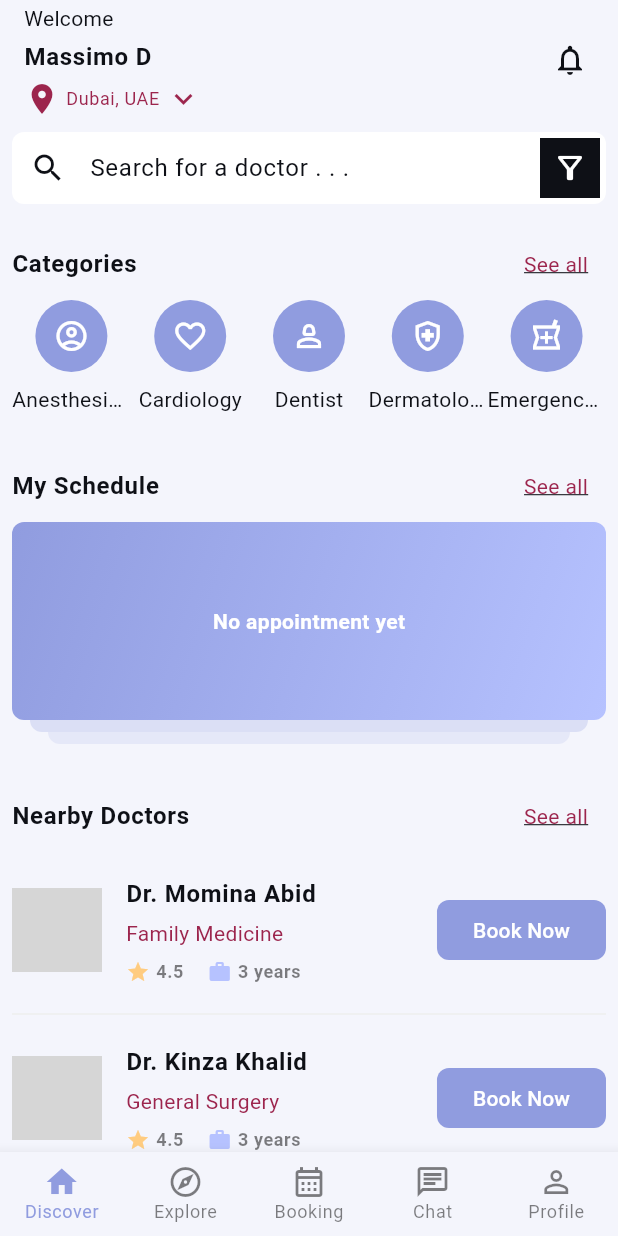
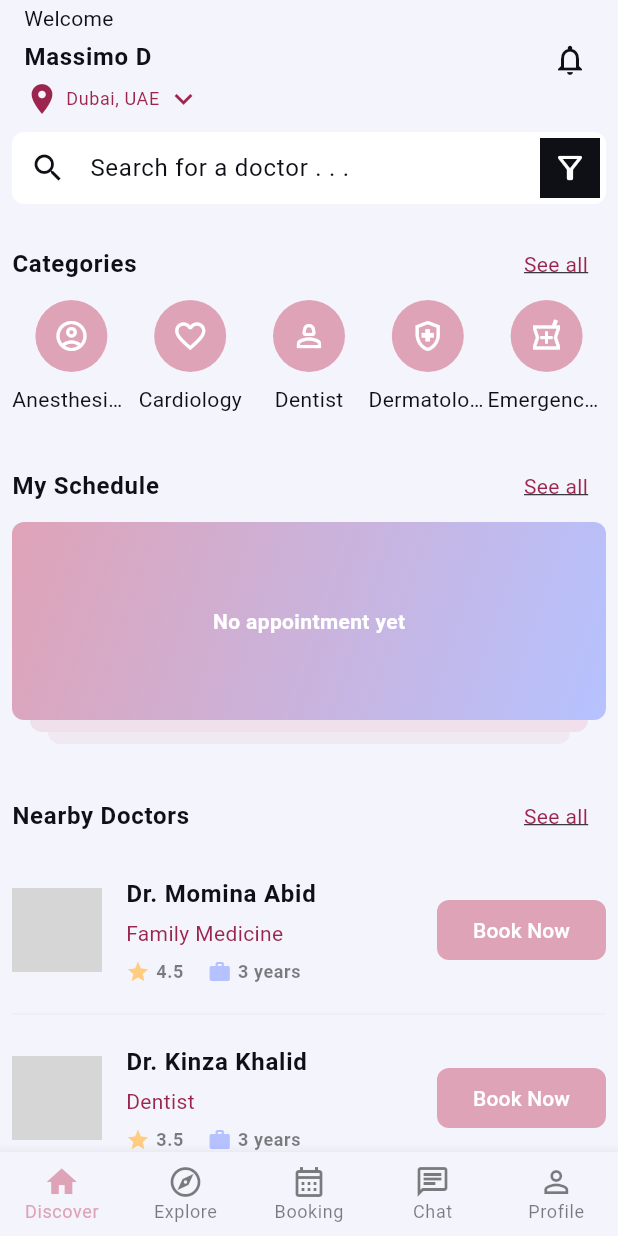
Before and after one commit to hafsaabidsaeed/Doctor-Booking-App, a Flutter app: the screen it shows after launch, on a phone screen of 412 x 824 dp. Run offline on Flutter 3.47's test engine with Material 3 defaults, Android fonts, the phone set to English and light mode, and no system bars; our stand-ins replace equatable, flutter_bloc, google_fonts, google_maps_flutter; network calls fail; statements that could not run were skipped; grey boxes are pictures that could not be loaded.

Commit message:
doctor screen UI

```diff
--- a/lib/main.dart
+++ b/lib/main.dart
@@ -1,4 +1,5 @@
 import 'package:doctor_app/state/home/_bloc.dart';
+import 'package:flutter/foundation.dart';
 import 'package:flutter/material.dart';
 import 'package:flutter_bloc/flutter_bloc.dart';
 
@@ -21,6 +22,7 @@ class AppScreen extends StatelessWidget {
 
   @override
   Widget build(BuildContext context) {
+
     return MultiRepositoryProvider(
       providers: [
         RepositoryProvider.value(value: doctorRepository),
@@ -34,6 +36,7 @@ class AppScreen extends StatelessWidget {
           ),
         ],
         child: MaterialApp(
+          debugShowCheckedModeBanner: false,
           title: 'Doctor Booking Application',
           theme: const AppTheme().themeData,
           home: const HomeScreen(),
--- a/lib/shared/theme/app_theme.dart
+++ b/lib/shared/theme/app_theme.dart
@@ -20,7 +20,7 @@ class AppTheme {
   static ColorScheme get _colorScheme {
     return const ColorScheme(
       brightness: Brightness.light,
-      primary: Color(0xff909cdf),
+      primary: Color(0xffdfa3b7),
       onPrimary: Color(0xffFFFFFF),
       primaryContainer: Color(0xfff2f3fb),
       onPrimaryContainer: Color(0xff000000),
--- a/lib/shared/widgets/titles/section_title.dart
+++ b/lib/shared/widgets/titles/section_title.dart
@@ -1,3 +1,4 @@
+
 import 'package:flutter/cupertino.dart';
 import 'package:flutter/material.dart';
 
--- a/packages/models/lib/src/doctor.dart
+++ b/packages/models/lib/src/doctor.dart
@@ -69,7 +69,63 @@ class Doctor extends Equatable {
       bio: 'Dr. Kinza Khalid is a dentist in Karachi, Pakistan and is affiliated with multiple dental clinics in the area. She received her dental degree from University of Dental Sciences and has been in practice for over 10 years. ',
       profileImageUrl:
       'https://images.unsplash.com/photo-1557683316-973673baf926',
-      category: DoctorCategory.generalSurgery,
+      category: DoctorCategory.dentist,
+      address: DoctorAddress.sampleAddresses[0],
+      packages: DoctorPackage.samplePackages,
+      workingHours: DoctorWorkingHours.sampleDoctorWorkingHours,
+      rating: 3.5,
+      reviewCount: 100,
+      patientCount: 1000,
+    ),
+    Doctor(
+      id: '3',
+      name: 'Dr. Abdul Rehman Nadeeem',
+      bio: 'Dr. Abdul Rehman Nadeem is a dermatologist in Karachi, Pakistan, affiliated with several local clinics. He earned his medical degree from the University of Medical Sciences and has over 10 years of experience in dermatology.',
+      profileImageUrl:
+      'https://images.unsplash.com/photo-1557683316-973673baf926',
+      category: DoctorCategory.dermatology,
+      address: DoctorAddress.sampleAddresses[0],
+      packages: DoctorPackage.samplePackages,
+      workingHours: DoctorWorkingHours.sampleDoctorWorkingHours,
+      rating: 2.5,
+      reviewCount: 100,
+      patientCount: 1000,
+    ),
+    Doctor(
+      id: '4',
+      name: 'Dr. Maryam Saeed',
+      bio: 'Dr. Maryam Saeed is an emergency medicine specialist in Lahore, Pakistan, affiliated with Adil Hospital. She earned her medical degree from the University of Medical Sciences and has over 10 years of experience in emergency medicine. ',
+      profileImageUrl:
+      'https://images.unsplash.com/photo-1557683316-973673baf926',
+      category: DoctorCategory.emergencyMedicine,
+      address: DoctorAddress.sampleAddresses[0],
+      packages: DoctorPackage.samplePackages,
+      workingHours: DoctorWorkingHours.sampleDoctorWorkingHours,
+      rating: 4,
+      reviewCount: 100,
+      patientCount: 1000,
+    ),
+    Doctor(
+      id: '5',
+      name: 'Dr. Usman Asif',
+      bio: ' Dr. Usman Asif is a dentist in Islamabad, Pakistan, affiliated with several dental clinics in the city. He received his dental degree from the University of Dental Sciences and has been in practice for over 10 years. ',
+      profileImageUrl:
+      'https://images.unsplash.com/photo-1557683316-973673baf926',
+      category: DoctorCategory.dentist,
+      address: DoctorAddress.sampleAddresses[0],
+      packages: DoctorPackage.samplePackages,
+      workingHours: DoctorWorkingHours.sampleDoctorWorkingHours,
+      rating: 4.5,
+      reviewCount: 100,
+      patientCount: 1000,
+    ),
+    Doctor(
+      id: '6',
+      name: 'Dr. Umna Abid',
+      bio: 'Dr. Umna Abis is an anesthesiologist in Lahore, Pakistan, affiliated with multiple hospitals in the area. She received her medical degree from the University of Medical Sciences and has been in practice for over 10 years.',
+      profileImageUrl:
+      'https://images.unsplash.com/photo-1557683316-973673baf926',
+      category: DoctorCategory.anesthesiology,
       address: DoctorAddress.sampleAddresses[0],
       packages: DoctorPackage.samplePackages,
       workingHours: DoctorWorkingHours.sampleDoctorWorkingHours,
```
